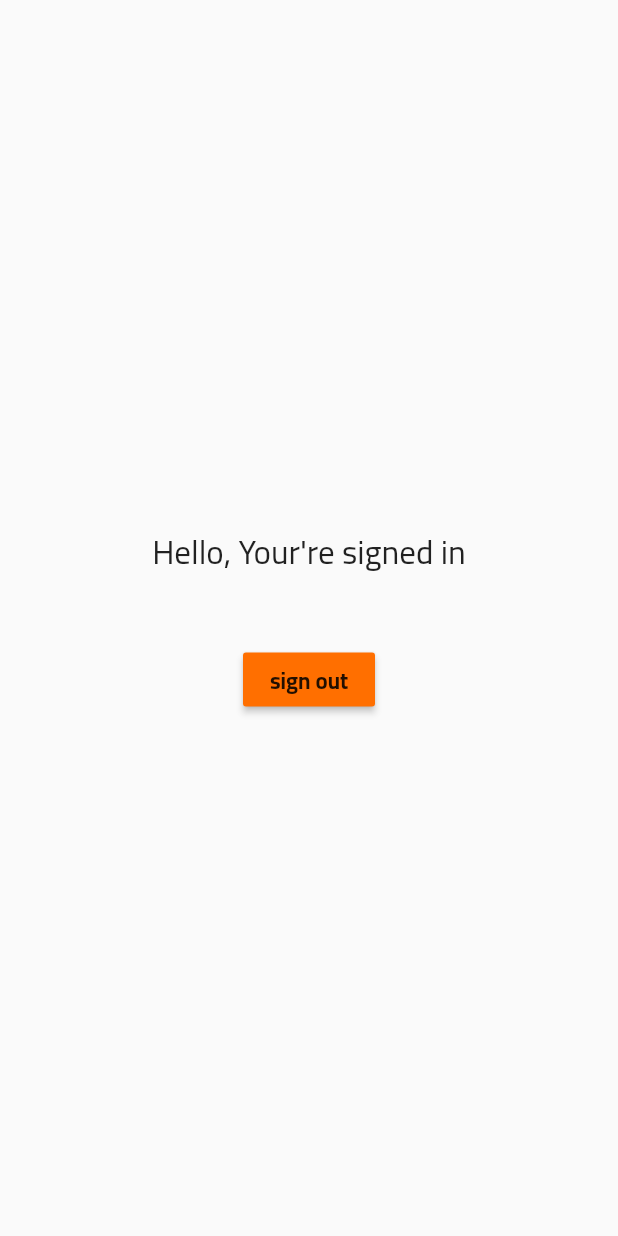
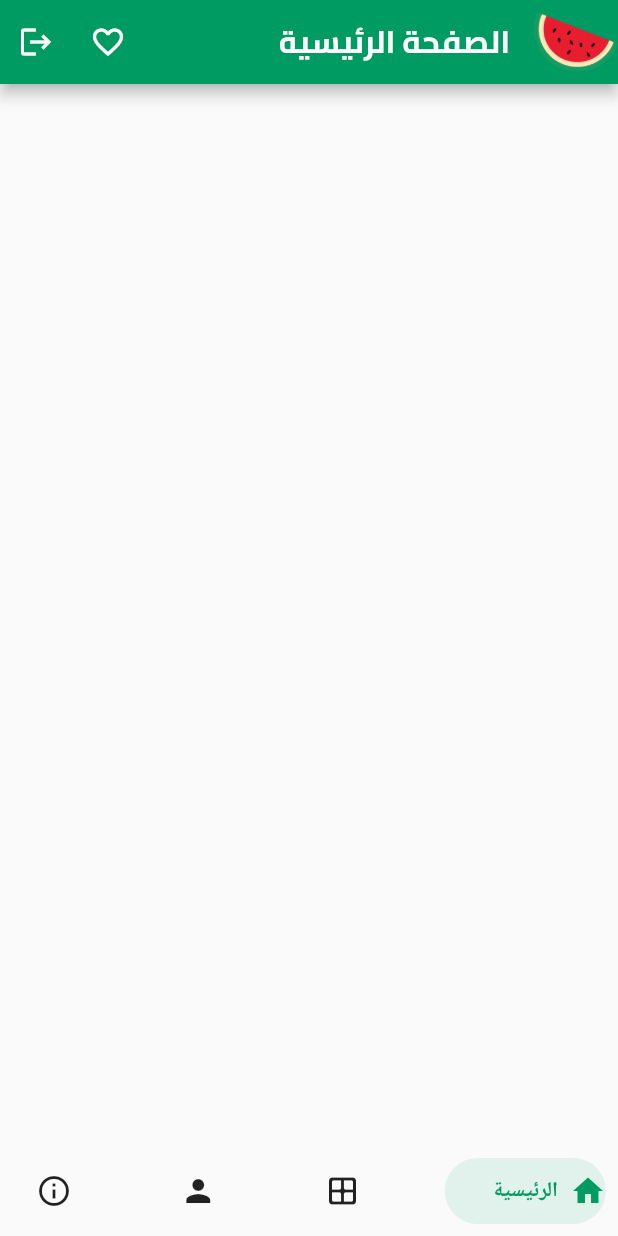
Before and after one commit to fatimaAboalatta/iti_project, a Flutter app: the HomeScreen screen opened directly, on a phone screen of 412 x 824 dp. Run offline on Flutter 3.47's test engine with Material 2 defaults, Android fonts, the light colour scheme and no system bars; drawn by our look-alikes of salomon_bottom_bar; our stand-ins replace firebase_auth, firebase_core, introduction_screen, shared_preferences; accounts and stored records are empty.

Commit message:
2 commit

```diff
--- a/lib/HomeScreen.dart
+++ b/lib/HomeScreen.dart
@@ -1,6 +1,14 @@
 import 'package:firebase_auth/firebase_auth.dart';
 import 'package:flutter/material.dart';
+import 'package:project_iti/navbar/about.dart';
+import 'package:project_iti/navbar/category.dart';
+import 'package:project_iti/navbar/home.dart';
+import 'package:project_iti/navbar/profile.dart';
+import 'package:project_iti/teampage.dart';
+import 'package:salomon_bottom_bar/salomon_bottom_bar.dart';
+
 class HomeScreen extends StatefulWidget {
+  static final title = 'salomon_bottom_bar';
   const HomeScreen({Key? key}) : super(key: key);
 
   @override
@@ -8,30 +16,95 @@ class HomeScreen extends StatefulWidget {
 }
 
 class _HomeScreenState extends State<HomeScreen> {
+  var _currentIndex = 0;
+
+  List<Widget> screens = [
+    const home(),
+    const category(),
+    const profile(),
+    const about(),
+  ];
+  List<String> titels = [
+    "الصفحة الرئيسية",
+    "الأقسام",
+    "الملف الشخصي",
+    "حول التطبيق",
+  ];
+
   final user = FirebaseAuth.instance.currentUser!;
   @override
   Widget build(BuildContext context) {
     return Scaffold(
-        body: Center(
-        child: Column (
-        mainAxisAlignment: MainAxisAlignment.center,
-        children: [
-        const Text(
-        'Hello, Your\'re signed in', style: TextStyle(fontSize: 22),
+      appBar: AppBar(
+        backgroundColor: Color(0xFF009B62),
+        title: Text(titels[_currentIndex]),
+        actions: <Widget>[
+          IconButton(
+            icon: const Icon( Icons.favorite_border),
+            tooltip: 'اسماء المطورين',
+            onPressed: () {
+              Navigator.push(
+                context,
+                MaterialPageRoute(
+                  builder: (context) => Team(),
+                ), // MaterialPageRoute
+              );
+            },
           ),
-    Text(
-    user.email!,
-    style: TextStyle(fontSize: 22),
-    ),
-    MaterialButton(
+          IconButton(
+            icon: const Icon(Icons.logout),
+            tooltip: 'تسجيل خروج',
             onPressed: () {
               FirebaseAuth.instance.signOut();
             },
-    color:Colors.amber [900],
-    child: Text('sign out'),
+          ),
+
+
+        ],
+        leading: Image.asset('assets/images/b4.png'),
+      ),
+
+
+
+
+      body: screens[_currentIndex],
+      bottomNavigationBar: SalomonBottomBar(
+        currentIndex: _currentIndex,
+        onTap: (index) {
+          print(index);
+          setState(() {
+            _currentIndex = index;
+          });
+        },
+        items: [
+          /// Home
+          SalomonBottomBarItem(
+            icon: Icon(Icons.home),
+            title: const Text("الرئيسية"),
+            selectedColor: Color(0xFF009B62),
+          ),
+
+          /// Search
+          SalomonBottomBarItem(
+            icon: Icon(Icons.border_all_rounded),
+            title: Text("الافسام"),
+            selectedColor: Color(0xFF009B62),
+          ),
+
+          /// Profile
+          SalomonBottomBarItem(
+            icon: Icon(Icons.person),
+            title: Text("الملف الشخصي"),
+            selectedColor: Color(0xFF009B62),
+          ),
+
+          /// Likes
+          SalomonBottomBarItem(
+            icon: const Icon(Icons.info_outline),
+            title: Text("حول التطبيق"),
+            selectedColor: Color(0xFF009B62),
           ),
         ],
-    ),
       ),
     );
   }
--- /dev/null
+++ b/lib/navbar/home.dart
@@ -0,0 +1,15 @@
+import 'package:firebase_auth/firebase_auth.dart';
+import 'package:flutter/material.dart';
+class home extends StatefulWidget {
+  const home({Key? key}) : super(key: key);
+
+  @override
+  State<home> createState() => _homeState();
+}
+
+class _homeState extends State<home> {
+  @override
+  Widget build(BuildContext context) {
+    return const Scaffold();
+  }
+}
--- a/pubspec.yaml
+++ b/pubspec.yaml
@@ -43,6 +43,7 @@ dependencies:
   firebase_core: ^2.15.0
   firebase_auth: ^4.7.1
   cloud_firestore: ^4.8.3
+  salomon_bottom_bar: ^3.3.2
 
 dev_dependencies:
   flutter_test:
```
Also changed, not shown: lib/navbar/about.dart (added, +32 -0 lines), lib/navbar/category.dart (added, +15 -0 lines), lib/navbar/profile.dart (added, +15 -0 lines), lib/teampage.dart (added, +28 -0 lines), assets/images/b4.png (added), pubspec.lock, 1 other file. Lines whose indentation alone changed are shown as unchanged.
